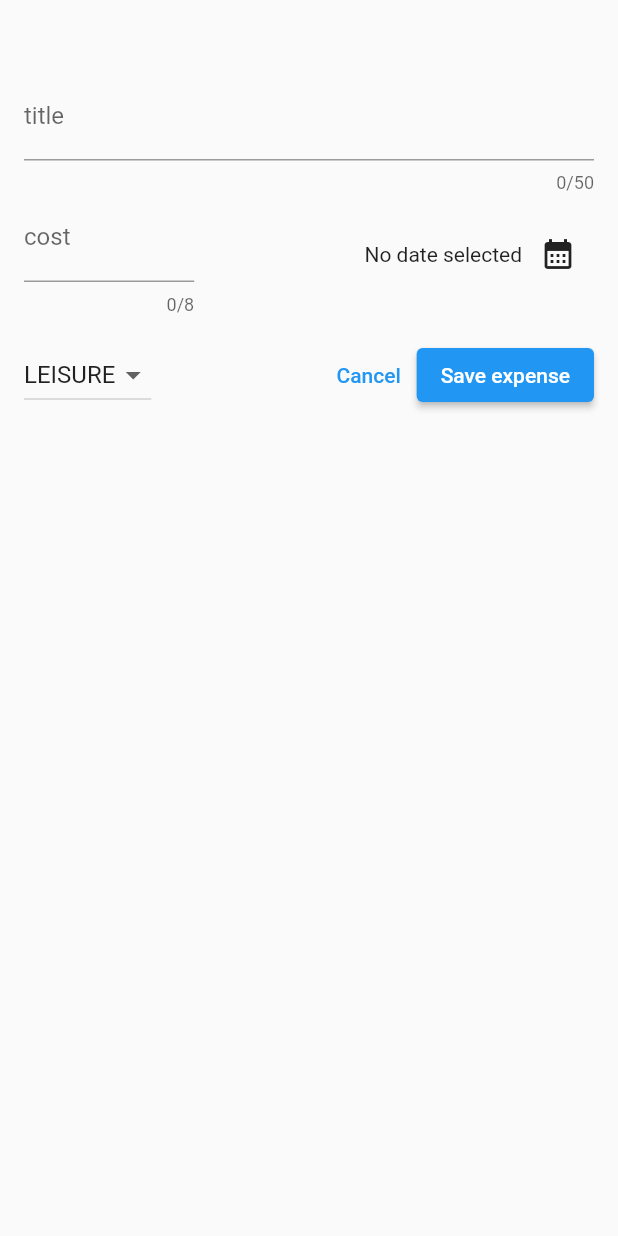
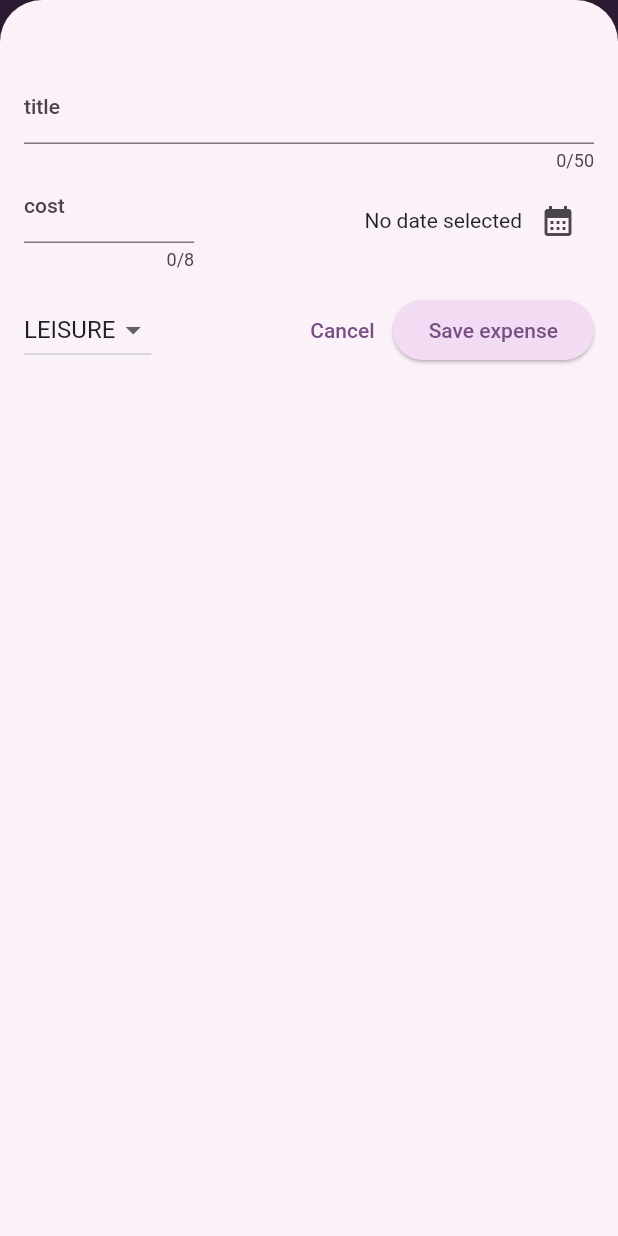
Before and after one commit to alaeddine-abbagh/expensesApp_Flutter, a Flutter app: the screen it shows after launch, after a tap on the "add" icon, on a phone screen of 412 x 824 dp. Run offline on Flutter 3.47's test engine with Material 2 defaults, Android fonts, the phone set to English and light mode, and no system bars.

Commit message:
responsiveness added

```diff
--- a/lib/expenses.dart
+++ b/lib/expenses.dart
@@ -2,6 +2,7 @@ import 'package:flutter/material.dart';
 import 'package:expensesapp/models/expense.dart';
 import 'package:expensesapp/widgets/expenses_list/expenses_list.dart';
 import 'package:expensesapp/widgets/newExpense.dart';
+import 'package:expensesapp/widgets/chart/chart.dart';
 
 class Expenses extends StatefulWidget {
   const Expenses({super.key});
@@ -32,9 +33,24 @@ class _ExpensesState extends State<Expenses> {
   }
 
   void _deleteExpense(Expense expense) {
+    final expenseIndex = _registredExpenses.indexOf(expense);
     setState(() {
       _registredExpenses.remove(expense);
     });
+    ScaffoldMessenger.of(context).showSnackBar(
+      SnackBar(
+        duration: const Duration(seconds: 3),
+        content: const Text('Expense deleted'),
+        action: SnackBarAction(
+          label: 'Undo',
+          onPressed: () {
+            setState(() {
+              _registredExpenses.insert(expenseIndex, expense);
+            });
+          },
+        ),
+      ),
+    );
   }
 
   void _openExpenseOverlay() {
@@ -47,9 +63,23 @@ class _ExpensesState extends State<Expenses> {
 
   @override
   Widget build(BuildContext contect) {
+    final width = MediaQuery.of(context).size.width;
+    print(width);
+    final height = MediaQuery.of(context).size.width;
+
+    MediaQuery.of(context).size.height;
+
+    Widget mainContent = const Center(
+      child: Text("Feel free to add any expenses"),
+    );
+    if (_registredExpenses.isNotEmpty) {
+      mainContent = ExpensesList(
+          expenseslist: _registredExpenses, onRemove: _deleteExpense);
+    }
+
     return Scaffold(
       appBar: AppBar(
-        title: Text('Flutter expense Tracker'),
+        title: const Text('Flutter expense Tracker'),
         actions: [
           IconButton(
             onPressed: _openExpenseOverlay,
@@ -57,15 +87,19 @@ class _ExpensesState extends State<Expenses> {
           )
         ],
       ),
-      body: Column(
-        children: [
-          const Text('The chart'),
-          Expanded(
-            child: ExpensesList(
-                expenseslist: _registredExpenses, onRemove: _deleteExpense),
-          ),
-        ],
-      ),
+      body: width < 600
+          ? Column(
+              children: [
+                Chart(expenses: _registredExpenses),
+                Expanded(child: mainContent),
+              ],
+            )
+          : Row(
+              children: [
+                Expanded(child: Chart(expenses: _registredExpenses)),
+                Expanded(child: mainContent),
+              ],
+            ),
     );
   }
 }
--- a/lib/main.dart
+++ b/lib/main.dart
@@ -1,12 +1,61 @@
 import 'package:flutter/material.dart';
+// import 'package:flutter/services.dart';
 
 import 'package:expensesapp/expenses.dart';
 
+var kcolorScheme = ColorScheme.fromSeed(
+  seedColor: Color.fromRGBO(183, 59, 225, 0.294),
+);
+
+var kDarkColorScheme = ColorScheme.fromSeed(
+  brightness: Brightness.dark,
+  seedColor: Color.fromRGBO(225, 9, 99, 125),
+);
+
 void main() {
+  // WidgetsFlutterBinding.ensureInitialized();
+  // SystemChrome.setPreferredOrientations([
+  //   DeviceOrientation.portraitUp,
+  // ]).then((fn) {
   runApp(
-    const MaterialApp(
+    MaterialApp(
       debugShowCheckedModeBanner: false,
+      darkTheme: ThemeData.dark().copyWith(
+        useMaterial3: true,
+        colorScheme: kDarkColorScheme,
+        cardTheme: CardTheme().copyWith(
+          color: kDarkColorScheme.secondaryContainer,
+          margin: EdgeInsets.symmetric(horizontal: 16, vertical: 8),
+        ),
+        elevatedButtonTheme: ElevatedButtonThemeData(
+          style: ElevatedButton.styleFrom(
+            backgroundColor: kDarkColorScheme.secondaryContainer,
+          ),
+        ),
+      ),
+      theme: ThemeData().copyWith(
+          useMaterial3: true,
+          colorScheme: kcolorScheme,
+          appBarTheme: AppBarTheme().copyWith(
+              backgroundColor: kcolorScheme.onPrimaryContainer,
+              foregroundColor: kcolorScheme.primaryContainer),
+          cardTheme: CardTheme().copyWith(
+            color: kcolorScheme.secondaryContainer,
+            margin: EdgeInsets.symmetric(horizontal: 16, vertical: 8),
+          ),
+          elevatedButtonTheme: ElevatedButtonThemeData(
+            style: ElevatedButton.styleFrom(
+              backgroundColor: kcolorScheme.secondaryContainer,
+            ),
+          ),
+          textTheme: ThemeData().textTheme.copyWith(
+                titleLarge: TextStyle(
+                    fontWeight: FontWeight.normal,
+                    color: kcolorScheme.onSecondaryContainer,
+                    fontSize: 14),
+              )),
       home: Expenses(),
     ),
   );
+  // });
 }
--- a/lib/models/expense.dart
+++ b/lib/models/expense.dart
@@ -33,3 +33,20 @@ class Expense {
     return formatter.format(date);
   }
 }
+
+class ExpenseBucket {
+  const ExpenseBucket({required this.expenses, required this.category});
+  ExpenseBucket.forCategory(List<Expense> allExpenses, this.category)
+      : expenses = allExpenses
+            .where((expense) => expense.category == category)
+            .toList();
+  final List<Expense> expenses;
+  final Category category;
+  double get totalExpenses {
+    double sum = 0;
+    for (final expense in expenses) {
+      sum += expense.amount;
+    }
+    return sum;
+  }
+}
--- /dev/null
+++ b/lib/widgets/chart/chart.dart
@@ -0,0 +1,95 @@
+import 'package:flutter/material.dart';
+
+import 'package:expensesapp/widgets/chart/chart_bar.dart';
+import 'package:expensesapp/models/expense.dart';
+
+class Chart extends StatelessWidget {
+  const Chart({super.key, required this.expenses});
+
+  final List<Expense> expenses;
+
+  List<ExpenseBucket> get buckets {
+    return [
+      ExpenseBucket.forCategory(expenses, Category.food),
+      ExpenseBucket.forCategory(expenses, Category.leisure),
+      ExpenseBucket.forCategory(expenses, Category.travel),
+      ExpenseBucket.forCategory(expenses, Category.work),
+    ];
+  }
+
+  double get maxTotalExpense {
+    double maxTotalExpense = 0;
+
+    for (final bucket in buckets) {
+      if (bucket.totalExpenses > maxTotalExpense) {
+        maxTotalExpense = bucket.totalExpenses;
+      }
+    }
+
+    return maxTotalExpense;
+  }
+
+  @override
+  Widget build(BuildContext context) {
+    final isDarkMode =
+        MediaQuery.of(context).platformBrightness == Brightness.dark;
+    return Container(
+      margin: const EdgeInsets.all(16),
+      padding: const EdgeInsets.symmetric(
+        vertical: 16,
+        horizontal: 8,
+      ),
+      width: double.infinity,
+      height: 180,
+      decoration: BoxDecoration(
+        borderRadius: BorderRadius.circular(8),
+        gradient: LinearGradient(
+          colors: [
+            Theme.of(context).colorScheme.primary.withOpacity(0.3),
+            Theme.of(context).colorScheme.primary.withOpacity(0.0)
+          ],
+          begin: Alignment.bottomCenter,
+          end: Alignment.topCenter,
+        ),
+      ),
+      child: Column(
+        children: [
+          Expanded(
+            child: Row(
+              crossAxisAlignment: CrossAxisAlignment.end,
+              children: [
+                for (final bucket in buckets) // alternative to map()
+                  ChartBar(
+                    fill: bucket.totalExpenses == 0
+                        ? 0
+                        : bucket.totalExpenses / maxTotalExpense,
+                  )
+              ],
+            ),
+          ),
+          const SizedBox(height: 12),
+          Row(
+            children: buckets
+                .map(
+                  (bucket) => Expanded(
+                    child: Padding(
+                      padding: const EdgeInsets.symmetric(horizontal: 4),
+                      child: Icon(
+                        categoryIcons[bucket.category],
+                        color: isDarkMode
+                            ? Theme.of(context).colorScheme.secondary
+                            : Theme.of(context)
+                                .colorScheme
+                                .primary
+                                .withOpacity(0.7),
+                      ),
+                    ),
+                  ),
+                )
+                .toList(),
+          )
+        ],
+      ),
+    );
+  }
+}
--- /dev/null
+++ b/lib/widgets/chart/chart_bar.dart
@@ -0,0 +1,34 @@
+import 'package:flutter/material.dart';
+
+class ChartBar extends StatelessWidget {
+  const ChartBar({
+    super.key,
+    required this.fill,
+  });
+
+  final double fill;
+
+  @override
+  Widget build(BuildContext context) {
+    final isDarkMode =
+        MediaQuery.of(context).platformBrightness == Brightness.dark;
+    return Expanded(
+      child: Padding(
+        padding: const EdgeInsets.symmetric(horizontal: 4),
+        child: FractionallySizedBox(
+          heightFactor: fill,
+          child: DecoratedBox(
+            decoration: BoxDecoration(
+              shape: BoxShape.rectangle,
+              borderRadius:
+                  const BorderRadius.vertical(top: Radius.circular(8)),
+              color: isDarkMode
+                  ? Theme.of(context).colorScheme.secondary
+                  : Theme.of(context).colorScheme.primary.withOpacity(0.65),
+            ),
+          ),
+        ),
+      ),
+    );
+  }
+}
--- a/lib/widgets/newExpense.dart
+++ b/lib/widgets/newExpense.dart
@@ -74,8 +74,13 @@ class _NewExpenseState extends State<NewExpenseState> {
 
   @override
   Widget build(BuildContext context) {
-    return Padding(
-        padding: const EdgeInsets.fromLTRB(16, 48, 16, 16),
+    final KeyboardSpace = MediaQuery.of(context).viewInsets.bottom;
+
+    return SizedBox(
+      height: double.infinity,
+      child: SingleChildScrollView(
+        child: Padding(
+            padding: EdgeInsets.fromLTRB(16, 48, 16, KeyboardSpace + 16),
             child: Column(
               children: [
                 TextField(
@@ -149,6 +154,8 @@ class _NewExpenseState extends State<NewExpenseState> {
                   ],
                 ),
               ],
-        ));
+            )),
+      ),
+    );
   }
 }
```
Lines whose indentation alone changed are shown as unchanged.
